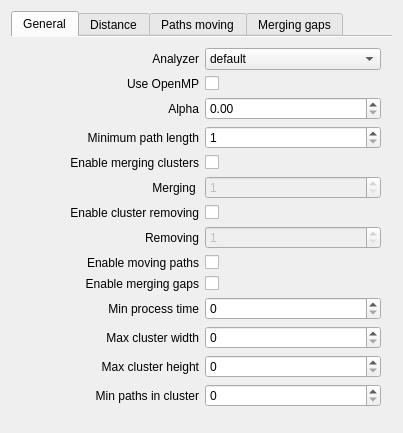
First picture: the form in trunk/src/projects/src/StartPanel/ui/PathAnalysisConfig.ui, repository mk4me/sava-linux, before the edit.
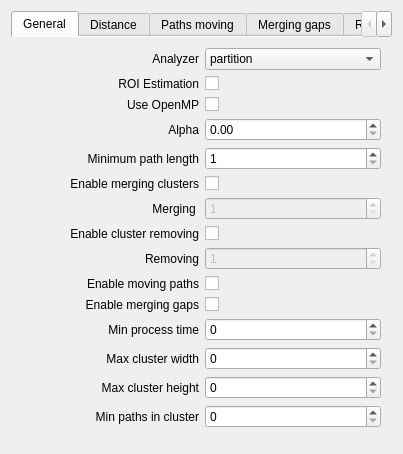
Second picture: the form after the edit. The open tabs and pages were chosen to show the change. Custom widgets are drawn as their Qt base class.

```diff
--- a/trunk/src/projects/src/StartPanel/ui/PathAnalysisConfig.ui
+++ b/trunk/src/projects/src/StartPanel/ui/PathAnalysisConfig.ui
@@ -7,7 +7,7 @@
     <x>0</x>
     <y>0</y>
     <width>400</width>
-    <height>401</height>
+    <height>411</height>
    </rect>
   </property>
   <property name="windowTitle">
@@ -27,192 +27,52 @@
        <string>General</string>
       </attribute>
       <layout class="QGridLayout" name="gridLayout_3">
-       <item row="8" column="0">
-        <widget class="QLabel" name="label_18">
-         <property name="text">
-          <string>Enable moving paths</string>
-         </property>
-         <property name="alignment">
-          <set>Qt::AlignRight|Qt::AlignTrailing|Qt::AlignVCenter</set>
-         </property>
-        </widget>
-       </item>
-       <item row="1" column="1">
-        <widget class="QCheckBox" name="m_UseOpenMP">
-         <property name="text">
-          <string/>
-         </property>
-        </widget>
-       </item>
-       <item row="5" column="0">
-        <widget class="QLabel" name="label_21">
-         <property name="text">
-          <string>Merging </string>
-         </property>
-         <property name="alignment">
-          <set>Qt::AlignRight|Qt::AlignTrailing|Qt::AlignVCenter</set>
-         </property>
-        </widget>
-       </item>
-       <item row="7" column="1">
-        <widget class="QSpinBox" name="m_EnableClusterRemovingCount">
-         <property name="enabled">
-          <bool>false</bool>
-         </property>
-         <property name="minimum">
-          <number>1</number>
-         </property>
-         <property name="maximum">
-          <number>10</number>
-         </property>
-        </widget>
-       </item>
        <item row="3" column="1">
-        <widget class="QSpinBox" name="m_MinimumPathLength">
-         <property name="minimum">
-          <number>1</number>
-         </property>
+        <widget class="QDoubleSpinBox" name="m_Alpha">
          <property name="maximum">
-          <number>100</number>
+          <double>1.000000000000000</double>
          </property>
-        </widget>
-       </item>
-       <item row="10" column="0">
-        <widget class="QLabel" name="label_29">
-         <property name="text">
-          <string>Min process time</string>
+         <property name="singleStep">
+          <double>0.100000000000000</double>
          </property>
-         <property name="alignment">
-          <set>Qt::AlignRight|Qt::AlignTrailing|Qt::AlignVCenter</set>
-         </property>
         </widget>
        </item>
-       <item row="3" column="0">
-        <widget class="QLabel" name="label_12">
-         <property name="text">
-          <string>Minimum path length</string>
-         </property>
-         <property name="alignment">
-          <set>Qt::AlignRight|Qt::AlignTrailing|Qt::AlignVCenter</set>
-         </property>
-        </widget>
-       </item>
-       <item row="14" column="0" colspan="2">
-        <spacer name="verticalSpacer_2">
-         <property name="orientation">
-          <enum>Qt::Vertical</enum>
-         </property>
-         <property name="sizeHint" stdset="0">
-          <size>
-           <width>20</width>
-           <height>40</height>
-          </size>
-         </property>
-        </spacer>
-       </item>
-       <item row="6" column="1">
-        <widget class="QCheckBox" name="m_EnableClusterRemoving">
-         <property name="text">
-          <string/>
-         </property>
-        </widget>
-       </item>
-       <item row="7" column="0">
-        <widget class="QLabel" name="label_22">
-         <property name="text">
-          <string>Removing</string>
-         </property>
-         <property name="alignment">
-          <set>Qt::AlignRight|Qt::AlignTrailing|Qt::AlignVCenter</set>
-         </property>
-        </widget>
-       </item>
-       <item row="9" column="1">
-        <widget class="QCheckBox" name="m_EnableMergingGaps">
-         <property name="text">
-          <string/>
-         </property>
-        </widget>
-       </item>
-       <item row="9" column="0">
-        <widget class="QLabel" name="label_19">
-         <property name="text">
-          <string>Enable merging gaps</string>
-         </property>
-         <property name="alignment">
-          <set>Qt::AlignRight|Qt::AlignTrailing|Qt::AlignVCenter</set>
-         </property>
-        </widget>
-       </item>
-       <item row="11" column="0">
-        <widget class="QLabel" name="label_30">
-         <property name="text">
-          <string>Max cluster width</string>
-         </property>
-         <property name="alignment">
-          <set>Qt::AlignRight|Qt::AlignTrailing|Qt::AlignVCenter</set>
+       <item row="12" column="1">
+        <widget class="QSpinBox" name="m_MaxClusterWidth">
+         <property name="maximum">
+          <number>2000</number>
          </property>
         </widget>
        </item>
        <item row="5" column="1">
-        <widget class="QSpinBox" name="m_EnableMergingCount">
-         <property name="enabled">
-          <bool>false</bool>
-         </property>
-         <property name="minimum">
-          <number>1</number>
-         </property>
-         <property name="maximum">
-          <number>10</number>
-         </property>
-        </widget>
-       </item>
-       <item row="4" column="1">
         <widget class="QCheckBox" name="m_EnableMerging">
          <property name="text">
           <string/>
          </property>
         </widget>
        </item>
-       <item row="12" column="1">
-        <widget class="QSpinBox" name="m_MaxClusterHeight">
-         <property name="maximum">
-          <number>2000</number>
+       <item row="7" column="1">
+        <widget class="QCheckBox" name="m_EnableClusterRemoving">
+         <property name="text">
+          <string/>
          </property>
         </widget>
        </item>
        <item row="13" column="1">
-        <widget class="QSpinBox" name="m_MinPathsInCluster">
+        <widget class="QSpinBox" name="m_MaxClusterHeight">
          <property name="maximum">
-          <number>1000</number>
+          <number>2000</number>
          </property>
         </widget>
        </item>
        <item row="11" column="1">
-        <widget class="QSpinBox" name="m_MaxClusterWidth">
-         <property name="maximum">
-          <number>2000</number>
-         </property>
-        </widget>
-       </item>
-       <item row="10" column="1">
         <widget class="QSpinBox" name="m_MinProcessTime">
          <property name="maximum">
           <number>10000</number>
          </property>
         </widget>
        </item>
-       <item row="2" column="0">
-        <widget class="QLabel" name="label_2">
-         <property name="text">
-          <string>Alpha</string>
-         </property>
-         <property name="alignment">
-          <set>Qt::AlignRight|Qt::AlignTrailing|Qt::AlignVCenter</set>
-         </property>
-        </widget>
-       </item>
-       <item row="12" column="0">
+       <item row="13" column="0">
         <widget class="QLabel" name="label_31">
          <property name="text">
           <string>Max cluster height</string>
@@ -222,34 +82,7 @@
          </property>
         </widget>
        </item>
-       <item row="4" column="0">
-        <widget class="QLabel" name="label_13">
-         <property name="text">
-          <string>Enable merging clusters</string>
-         </property>
-         <property name="alignment">
-          <set>Qt::AlignRight|Qt::AlignTrailing|Qt::AlignVCenter</set>
-         </property>
-        </widget>
-       </item>
-       <item row="8" column="1">
-        <widget class="QCheckBox" name="m_EnableMovingPaths">
-         <property name="text">
-          <string/>
-         </property>
-        </widget>
-       </item>
-       <item row="2" column="1">
-        <widget class="QDoubleSpinBox" name="m_Alpha">
-         <property name="maximum">
-          <double>1.000000000000000</double>
-         </property>
-         <property name="singleStep">
-          <double>0.100000000000000</double>
-         </property>
-        </widget>
-       </item>
-       <item row="13" column="0">
+       <item row="14" column="0">
         <widget class="QLabel" name="label_32">
          <property name="text">
           <string>Min paths in cluster</string>
@@ -259,7 +92,21 @@
          </property>
         </widget>
        </item>
-       <item row="6" column="0">
+       <item row="9" column="1">
+        <widget class="QCheckBox" name="m_EnableMovingPaths">
+         <property name="text">
+          <string/>
+         </property>
+        </widget>
+       </item>
+       <item row="14" column="1">
+        <widget class="QSpinBox" name="m_MinPathsInCluster">
+         <property name="maximum">
+          <number>1000</number>
+         </property>
+        </widget>
+       </item>
+       <item row="7" column="0">
         <widget class="QLabel" name="label_20">
          <property name="text">
           <string>Enable cluster removing</string>
@@ -269,7 +116,7 @@
          </property>
         </widget>
        </item>
-       <item row="1" column="0">
+       <item row="2" column="0">
         <widget class="QLabel" name="label">
          <property name="text">
           <string>Use OpenMP</string>
@@ -279,6 +126,46 @@
          </property>
         </widget>
        </item>
+       <item row="12" column="0">
+        <widget class="QLabel" name="label_30">
+         <property name="text">
+          <string>Max cluster width</string>
+         </property>
+         <property name="alignment">
+          <set>Qt::AlignRight|Qt::AlignTrailing|Qt::AlignVCenter</set>
+         </property>
+        </widget>
+       </item>
+       <item row="10" column="0">
+        <widget class="QLabel" name="label_19">
+         <property name="text">
+          <string>Enable merging gaps</string>
+         </property>
+         <property name="alignment">
+          <set>Qt::AlignRight|Qt::AlignTrailing|Qt::AlignVCenter</set>
+         </property>
+        </widget>
+       </item>
+       <item row="11" column="0">
+        <widget class="QLabel" name="label_29">
+         <property name="text">
+          <string>Min process time</string>
+         </property>
+         <property name="alignment">
+          <set>Qt::AlignRight|Qt::AlignTrailing|Qt::AlignVCenter</set>
+         </property>
+        </widget>
+       </item>
+       <item row="3" column="0">
+        <widget class="QLabel" name="label_2">
+         <property name="text">
+          <string>Alpha</string>
+         </property>
+         <property name="alignment">
+          <set>Qt::AlignRight|Qt::AlignTrailing|Qt::AlignVCenter</set>
+         </property>
+        </widget>
+       </item>
        <item row="0" column="0">
         <widget class="QLabel" name="label_33">
          <property name="text">
@@ -289,18 +176,148 @@
          </property>
         </widget>
        </item>
+       <item row="5" column="0">
+        <widget class="QLabel" name="label_13">
+         <property name="text">
+          <string>Enable merging clusters</string>
+         </property>
+         <property name="alignment">
+          <set>Qt::AlignRight|Qt::AlignTrailing|Qt::AlignVCenter</set>
+         </property>
+        </widget>
+       </item>
+       <item row="4" column="0">
+        <widget class="QLabel" name="label_12">
+         <property name="text">
+          <string>Minimum path length</string>
+         </property>
+         <property name="alignment">
+          <set>Qt::AlignRight|Qt::AlignTrailing|Qt::AlignVCenter</set>
+         </property>
+        </widget>
+       </item>
+       <item row="10" column="1">
+        <widget class="QCheckBox" name="m_EnableMergingGaps">
+         <property name="text">
+          <string/>
+         </property>
+        </widget>
+       </item>
+       <item row="6" column="1">
+        <widget class="QSpinBox" name="m_EnableMergingCount">
+         <property name="enabled">
+          <bool>false</bool>
+         </property>
+         <property name="minimum">
+          <number>1</number>
+         </property>
+         <property name="maximum">
+          <number>10</number>
+         </property>
+        </widget>
+       </item>
+       <item row="15" column="0" colspan="2">
+        <spacer name="verticalSpacer_2">
+         <property name="orientation">
+          <enum>Qt::Vertical</enum>
+         </property>
+         <property name="sizeHint" stdset="0">
+          <size>
+           <width>20</width>
+           <height>40</height>
+          </size>
+         </property>
+        </spacer>
+       </item>
        <item row="0" column="1">
         <widget class="QComboBox" name="m_Analyzer">
-         <item>
-          <property name="text">
-           <string>default</string>
-          </property>
-         </item>
          <item>
           <property name="text">
            <string>partition</string>
           </property>
          </item>
+         <item>
+          <property name="text">
+           <string>assign-merge</string>
+          </property>
+         </item>
+        </widget>
+       </item>
+       <item row="8" column="0">
+        <widget class="QLabel" name="label_22">
+         <property name="text">
+          <string>Removing</string>
+         </property>
+         <property name="alignment">
+          <set>Qt::AlignRight|Qt::AlignTrailing|Qt::AlignVCenter</set>
+         </property>
+        </widget>
+       </item>
+       <item row="2" column="1">
+        <widget class="QCheckBox" name="m_UseOpenMP">
+         <property name="text">
+          <string/>
+         </property>
+        </widget>
+       </item>
+       <item row="8" column="1">
+        <widget class="QSpinBox" name="m_EnableClusterRemovingCount">
+         <property name="enabled">
+          <bool>false</bool>
+         </property>
+         <property name="minimum">
+          <number>1</number>
+         </property>
+         <property name="maximum">
+          <number>10</number>
+         </property>
+        </widget>
+       </item>
+       <item row="4" column="1">
+        <widget class="QSpinBox" name="m_MinimumPathLength">
+         <property name="minimum">
+          <number>1</number>
+         </property>
+         <property name="maximum">
+          <number>100</number>
+         </property>
+        </widget>
+       </item>
+       <item row="9" column="0">
+        <widget class="QLabel" name="label_18">
+         <property name="text">
+          <string>Enable moving paths</string>
+         </property>
+         <property name="alignment">
+          <set>Qt::AlignRight|Qt::AlignTrailing|Qt::AlignVCenter</set>
+         </property>
+        </widget>
+       </item>
+       <item row="6" column="0">
+        <widget class="QLabel" name="label_21">
+         <property name="text">
+          <string>Merging </string>
+         </property>
+         <property name="alignment">
+          <set>Qt::AlignRight|Qt::AlignTrailing|Qt::AlignVCenter</set>
+         </property>
+        </widget>
+       </item>
+       <item row="1" column="0">
+        <widget class="QLabel" name="label_38">
+         <property name="text">
+          <string>ROI Estimation</string>
+         </property>
+         <property name="alignment">
+          <set>Qt::AlignRight|Qt::AlignTrailing|Qt::AlignVCenter</set>
+         </property>
+        </widget>
+       </item>
+       <item row="1" column="1">
+        <widget class="QCheckBox" name="m_RoiEstimation">
+         <property name="text">
+          <string/>
+         </property>
         </widget>
        </item>
       </layout>
@@ -769,6 +786,109 @@
        </item>
       </layout>
      </widget>
+     <widget class="QWidget" name="tab">
+      <attribute name="title">
+       <string>ROI Estimation</string>
+      </attribute>
+      <layout class="QGridLayout" name="gridLayout_2">
+       <item row="0" column="1">
+        <widget class="QDoubleSpinBox" name="m_RoiCenterThreshold">
+         <property name="maximum">
+          <double>1000.000000000000000</double>
+         </property>
+        </widget>
+       </item>
+       <item row="2" column="0">
+        <widget class="QLabel" name="label_36">
+         <property name="text">
+          <string>Bounding Box R:</string>
+         </property>
+         <property name="alignment">
+          <set>Qt::AlignRight|Qt::AlignTrailing|Qt::AlignVCenter</set>
+         </property>
+        </widget>
+       </item>
+       <item row="3" column="1">
+        <widget class="QSpinBox" name="m_BoundingBoxT">
+         <property name="minimum">
+          <number>4</number>
+         </property>
+         <property name="maximum">
+          <number>20</number>
+         </property>
+        </widget>
+       </item>
+       <item row="1" column="1">
+        <widget class="QDoubleSpinBox" name="m_RoiCenterW">
+         <property name="decimals">
+          <number>2</number>
+         </property>
+         <property name="minimum">
+          <double>0.020000000000000</double>
+         </property>
+         <property name="maximum">
+          <double>2.000000000000000</double>
+         </property>
+         <property name="singleStep">
+          <double>0.010000000000000</double>
+         </property>
+        </widget>
+       </item>
+       <item row="1" column="0">
+        <widget class="QLabel" name="label_35">
+         <property name="text">
+          <string>Roi Center W:</string>
+         </property>
+         <property name="alignment">
+          <set>Qt::AlignRight|Qt::AlignTrailing|Qt::AlignVCenter</set>
+         </property>
+        </widget>
+       </item>
+       <item row="3" column="0">
+        <widget class="QLabel" name="label_37">
+         <property name="text">
+          <string>Bounding Box T:</string>
+         </property>
+         <property name="alignment">
+          <set>Qt::AlignRight|Qt::AlignTrailing|Qt::AlignVCenter</set>
+         </property>
+        </widget>
+       </item>
+       <item row="0" column="0">
+        <widget class="QLabel" name="label_34">
+         <property name="text">
+          <string>ROI Center Threshold:</string>
+         </property>
+         <property name="alignment">
+          <set>Qt::AlignRight|Qt::AlignTrailing|Qt::AlignVCenter</set>
+         </property>
+        </widget>
+       </item>
+       <item row="2" column="1">
+        <widget class="QSpinBox" name="m_BoundingBoxR">
+         <property name="minimum">
+          <number>2</number>
+         </property>
+         <property name="maximum">
+          <number>15</number>
+         </property>
+        </widget>
+       </item>
+       <item row="4" column="0" colspan="2">
+        <spacer name="verticalSpacer_5">
+         <property name="orientation">
+          <enum>Qt::Vertical</enum>
+         </property>
+         <property name="sizeHint" stdset="0">
+          <size>
+           <width>20</width>
+           <height>40</height>
+          </size>
+         </property>
+        </spacer>
+       </item>
+      </layout>
+     </widget>
     </widget>
    </item>
   </layout>
```
Left out of the diff: 128 changed lines with no effect on the pictures.
